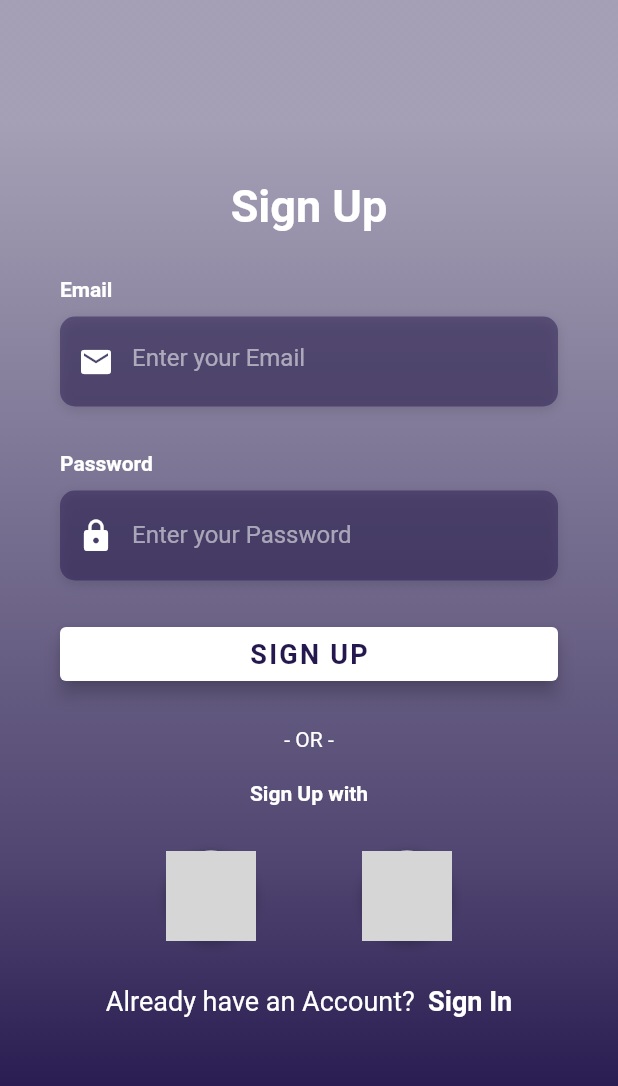
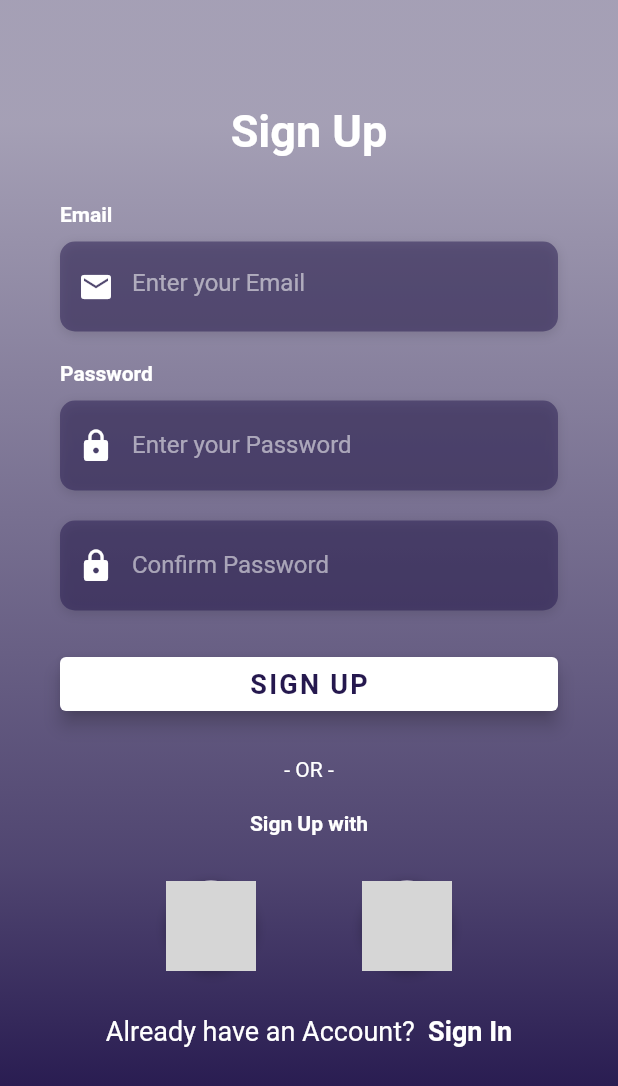
Before and after one commit to TheNoumanDev/RichApp, a Flutter app: the screen it shows after launch, after a tap on "Lets Get Started !", on a phone screen of 412 x 824 dp. Shown: the top 1086 px of the screen. Run offline on Flutter 3.47's test engine with Material 2 defaults, Android fonts, the phone set to English and light mode, and no system bars; our stand-ins replace avatar_glow, cloud_firestore, firebase_auth, firebase_core, firebase_database, google_fonts and 1 more; missing offline and left inert: flutter_facebook_auth; accounts and stored records are empty; Roboto replaces fonts that are missing (OpenSans); grey boxes are pictures that could not be loaded.

Commit message:
Did the Backend of Login and register view and added Facebook Login

```diff
--- a/fcsmadproject/lib/constants/routes.dart
+++ b/fcsmadproject/lib/constants/routes.dart
@@ -2,4 +2,4 @@ const registerViewRoute = '/registerView';
 const LoginViewRoute = '/loginView';
 const landingViewRoute = '/landingView';
 const VerificationViewRoute = '/VerificationEmail';
-const profileView = '/VerificationEmail';
+const profileView = '/profileView';
--- a/fcsmadproject/lib/utilities/helpingFuntions.dart
+++ b/fcsmadproject/lib/utilities/helpingFuntions.dart
@@ -32,7 +32,11 @@ Future<void> ShowDialogGeneric(
     builder: (context) {
       return AlertDialog(
         title: const Text("Error Occoured"),
-        content: Text(text),
+        content: Text(
+          text,
+          style:
+              const TextStyle(color: Colors.black, fontWeight: FontWeight.bold),
+        ),
         actions: [
           TextButton(
             onPressed: () {
--- a/fcsmadproject/lib/views/LadingView.dart
+++ b/fcsmadproject/lib/views/LadingView.dart
@@ -1,7 +1,7 @@
 import 'package:fcsmadproject/views/DelayedAnimation.dart';
 import 'package:flutter/material.dart';
-import 'package:flutter/src/widgets/framework.dart';
-import 'package:flutter/src/widgets/placeholder.dart';
+//import 'package:flutter/src/widgets/framework.dart';
+//import 'package:flutter/src/widgets/placeholder.dart';
 import 'package:avatar_glow/avatar_glow.dart' show AvatarGlow;
 
 import '../constants/routes.dart';
@@ -22,7 +22,7 @@ class _LandingViewState extends State<LandingView>
   void initState() {
     _controller = AnimationController(
       vsync: this,
-      duration: Duration(
+      duration: const Duration(
         milliseconds: 200,
       ),
       lowerBound: 0.0,
@@ -35,11 +35,11 @@ class _LandingViewState extends State<LandingView>
 
   @override
   Widget build(BuildContext context) {
-    final color = Colors.white;
+    const color = Colors.white;
     _scale = 1 - _controller.value;
     return Scaffold(
       //color: Color.fromRGBO(37, 24, 78, 1),
-      backgroundColor: Color.fromRGBO(37, 24, 78, 1),
+      backgroundColor: const Color.fromRGBO(37, 24, 78, 1),
       body: Center(
           child: SingleChildScrollView(
         physics: const AlwaysScrollableScrollPhysics(),
@@ -54,11 +54,11 @@ class _LandingViewState extends State<LandingView>
             ),
             AvatarGlow(
               endRadius: 90,
-              duration: Duration(seconds: 2),
+              duration: const Duration(seconds: 2),
               glowColor: Colors.white24,
               repeat: true,
-              repeatPauseDuration: Duration(seconds: 1),
-              startDelay: Duration(seconds: 1),
+              repeatPauseDuration: const Duration(seconds: 1),
+              startDelay: const Duration(seconds: 1),
               child: Material(
                   elevation: 8.0,
                   shape: const CircleBorder(),
@@ -73,42 +73,43 @@ class _LandingViewState extends State<LandingView>
               height: 30.0,
             ),
             DelayedAnimation(
+              delay: delayedAmount + 1000,
               child: Text(
                 "Hi There",
                 style: TextStyle(
                     fontWeight: FontWeight.bold, fontSize: 35.0, color: color),
               ),
-              delay: delayedAmount + 1000,
             ),
             DelayedAnimation(
+              delay: delayedAmount + 2000,
               child: Text(
                 "I'm RichApp",
                 style: TextStyle(
                     fontWeight: FontWeight.bold, fontSize: 35.0, color: color),
               ),
-              delay: delayedAmount + 2000,
             ),
-            SizedBox(
+            const SizedBox(
               height: 40.0,
             ),
             DelayedAnimation(
+              delay: delayedAmount + 3000,
               child: Text(
                 "WHERE YOU CAN",
                 style: TextStyle(fontSize: 20.0, color: color),
               ),
-              delay: delayedAmount + 3000,
             ),
             DelayedAnimation(
+              delay: delayedAmount + 3000,
               child: Text(
                 "BECOME RICHER THAN ME!!",
                 style: TextStyle(fontSize: 20.0, color: color),
               ),
-              delay: delayedAmount + 3000,
             ),
-            SizedBox(
+            const SizedBox(
               height: 100.0,
             ),
             DelayedAnimation(
+              delay: delayedAmount + 4000,
               child: GestureDetector(
                 onTapDown: _onTapDown,
                 onTapUp: _onTapUp,
@@ -121,9 +122,8 @@ class _LandingViewState extends State<LandingView>
                       registerViewRoute, (route) => false);
                 },
               ),
-              delay: delayedAmount + 4000,
             ),
-            SizedBox(
+            const SizedBox(
               height: 50.0,
             ),
             // DelayedAnimation(
@@ -166,7 +166,7 @@ class _LandingViewState extends State<LandingView>
         child: Center(
           child: Text(
             r,
-            style: TextStyle(
+            style: const TextStyle(
               fontSize: 20.0,
               fontWeight: FontWeight.bold,
               color: Color.fromRGBO(37, 24, 78, 1),
--- a/fcsmadproject/lib/views/LoginView.dart
+++ b/fcsmadproject/lib/views/LoginView.dart
@@ -392,7 +392,7 @@ class _RegisterViewState extends State<LoginView> {
                   physics: const AlwaysScrollableScrollPhysics(),
                   padding: const EdgeInsets.symmetric(
                     horizontal: 40.0,
-                    vertical: 120.0,
+                    vertical: 70.0,
                   ),
                   child: Column(
                     mainAxisAlignment: MainAxisAlignment.center,
--- a/fcsmadproject/lib/views/registerView.dart
+++ b/fcsmadproject/lib/views/registerView.dart
@@ -2,6 +2,7 @@
 
 //import 'package:firebase_auth/firebase_auth.dart';
 
+import 'package:cloud_firestore/cloud_firestore.dart';
 import 'package:fcsmadproject/utilities/helpingFuntions.dart';
 import 'package:fcsmadproject/views/ProfileView.dart';
 import 'package:firebase_auth/firebase_auth.dart';
@@ -27,11 +28,13 @@ class _RegisterViewState extends State<RegisterView> {
   // Variables
   late final TextEditingController _email;
   late final TextEditingController _password;
+  late final TextEditingController _confirmPassword;
 
   @override
   void initState() {
     _email = TextEditingController();
     _password = TextEditingController();
+    _confirmPassword = TextEditingController();
     super.initState();
   }
 
@@ -78,7 +81,7 @@ class _RegisterViewState extends State<RegisterView> {
                   physics: const AlwaysScrollableScrollPhysics(),
                   padding: const EdgeInsets.symmetric(
                     horizontal: 40.0,
-                    vertical: 120.0,
+                    vertical: 70.0,
                   ),
                   child: Column(
                     mainAxisAlignment: MainAxisAlignment.center,
@@ -95,9 +98,13 @@ class _RegisterViewState extends State<RegisterView> {
                       const SizedBox(height: 30.0),
                       _buildEmailTF(),
                       const SizedBox(
-                        height: 30.0,
+                        height: 20.0,
                       ),
                       _buildPasswordTF(),
+                      const SizedBox(
+                        height: 10.0,
+                      ),
+                      _buildConfirmPasswordTF(),
                       //_buildForgotPasswordBtn(),
                       //  _buildRememberMeCheckbox(),
                       _buildSignUpBtn(),
@@ -196,6 +203,38 @@ class _RegisterViewState extends State<RegisterView> {
     );
   }
 
+  Widget _buildConfirmPasswordTF() {
+    return Column(
+      crossAxisAlignment: CrossAxisAlignment.start,
+      children: <Widget>[
+        const SizedBox(height: 10.0),
+        Container(
+          alignment: Alignment.centerLeft,
+          decoration: kBoxDecorationStyle,
+          height: 60.0,
+          child: TextField(
+            controller: _confirmPassword,
+            obscureText: true,
+            style: const TextStyle(
+              color: Colors.white,
+              fontFamily: 'OpenSans',
+            ),
+            decoration: const InputDecoration(
+              border: InputBorder.none,
+              contentPadding: EdgeInsets.only(top: 14.0),
+              prefixIcon: Icon(
+                Icons.lock,
+                color: Colors.white,
+              ),
+              hintText: 'Confirm Password',
+              hintStyle: kHintTextStyle,
+            ),
+          ),
+        ),
+      ],
+    );
+  }
+
   Widget _buildForgotPasswordBtn() {
     return Container(
       alignment: Alignment.centerRight,
@@ -253,9 +292,25 @@ class _RegisterViewState extends State<RegisterView> {
           try {
             final email = _email.text;
             final password = _password.text;
+            final confirmPass = _confirmPassword.text;
+            if (password != confirmPass) {
+              ShowDialogGeneric(context, "Passwords do not match.");
+              return;
+            }
             final userCredential = await FirebaseAuth.instance
                 .createUserWithEmailAndPassword(
                     email: email, password: password);
+            FirebaseFirestore.instance
+                .collection("users")
+                .doc(userCredential.user!.uid)
+                .set({
+              "email": userCredential.user!.email,
+              // "name": userCredential.user!.displayName,
+              // "photo": userCredential.user!.photoURL,
+              "uid": userCredential.user!.uid
+            });
+            Navigator.of(context)
+                .pushNamedAndRemoveUntil(profileView, (route) => false);
           } on FirebaseAuthException catch (e) {
             if (e.code == "weak-password") {
               ShowDialogGeneric(context, "The password provided is too weak.");
@@ -313,13 +368,16 @@ class _RegisterViewState extends State<RegisterView> {
   Widget _buildSocialBtn(AssetImage logo) {
     return GestureDetector(
       onTap: () {
-        Authservice.signInWithGoogle().then((result) {
-          if (result != null) {
-            Navigator.of(context).push(
-              MaterialPageRoute(builder: (context) => const ProfileView()),
-            );
-          }
-        });
+        Authservice.signInWithGoogle().then(
+          (result) {
+            if (result == false) {
+              ShowDialogGeneric(context, "Something went wrong. Login failed.");
+            } else {
+              Navigator.of(context)
+                  .pushNamedAndRemoveUntil(profileView, (route) => false);
+            }
+          },
+        );
       },
       child: Container(
         height: 60.0,
@@ -350,7 +408,13 @@ class _RegisterViewState extends State<RegisterView> {
         mainAxisAlignment: MainAxisAlignment.spaceEvenly,
         children: <Widget>[
           GestureDetector(
-            onTap: () {},
+            onTap: () {
+              Authservice.signInWithFacebook().then((result) {
+                Navigator.of(context).push(
+                  MaterialPageRoute(builder: (context) => const ProfileView()),
+                );
+              });
+            },
             child: Container(
               height: 60.0,
               width: 60.0,
@@ -376,12 +440,9 @@ class _RegisterViewState extends State<RegisterView> {
           GestureDetector(
             onTap: () {
               Authservice.signInWithGoogle().then((result) {
-                if (result != null) {
-                  Navigator.of(context).push(
-                    MaterialPageRoute(
-                        builder: (context) => const ProfileView()),
-                  );
-                }
+                Navigator.of(context).push(
+                  MaterialPageRoute(builder: (context) => const ProfileView()),
+                );
               });
             },
             child: Container(
--- a/fcsmadproject/pubspec.yaml
+++ b/fcsmadproject/pubspec.yaml
@@ -45,6 +45,7 @@ dependencies:
   flutter_animated_button: ^2.0.3
   google_fonts: ^4.0.3
   google_sign_in: ^6.0.2
+  flutter_facebook_auth: ^5.0.8
 
 dev_dependencies:
   flutter_test:
```
Also changed, not shown: fcsmadproject/lib/utilities/auth_services.dart (+37 -2 lines), fcsmadproject/lib/views/ProfileView.dart (+54 -51 lines), fcsmadproject/lib/views/hi.dart (deleted, +0 -251 lines), fcsmadproject/pubspec.lock, 9 other files.
